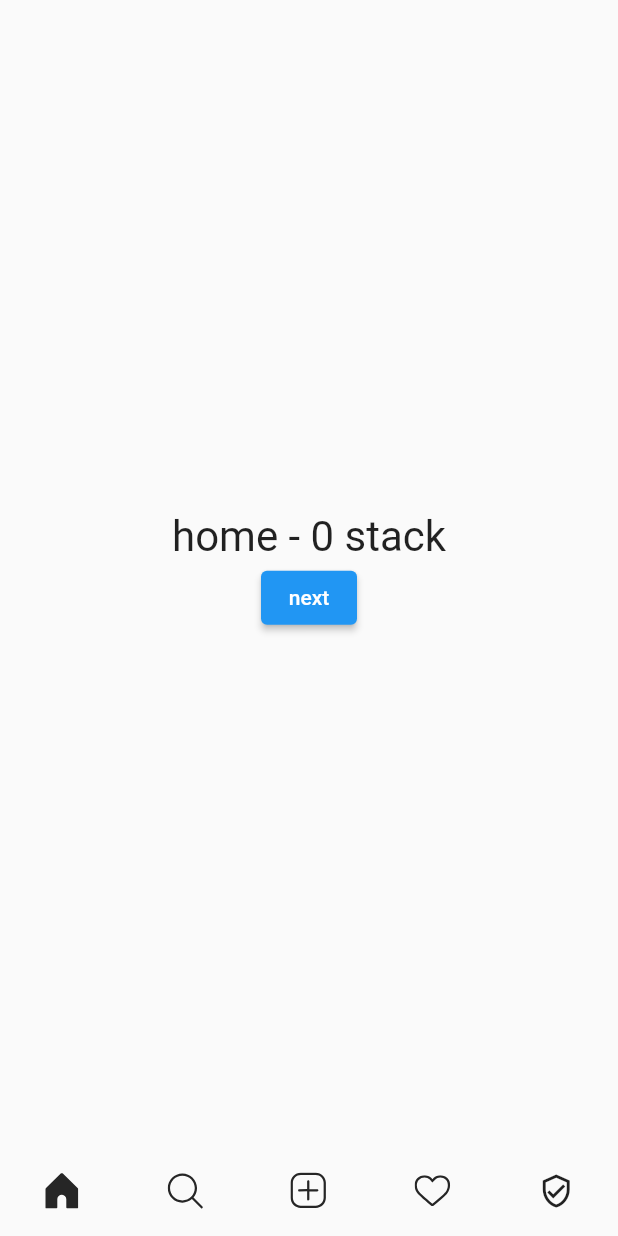
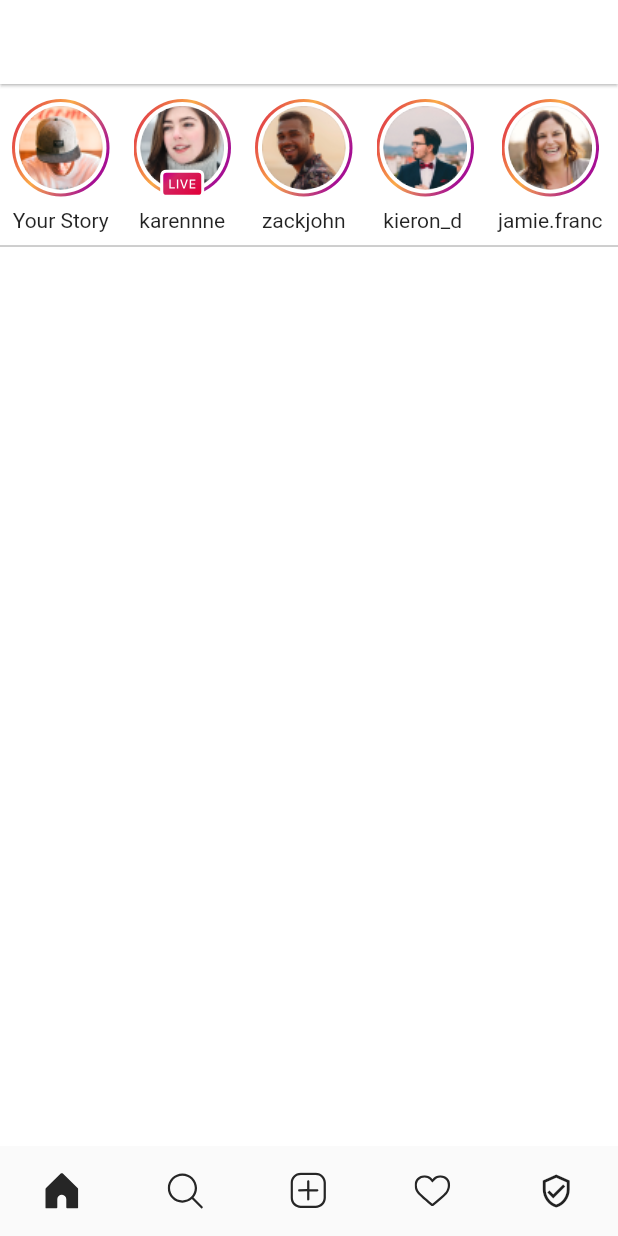
Before and after one commit to sasansafari/instagram_clone, a Flutter app: the screen it shows after launch, on a phone screen of 412 x 824 dp. Run offline on Flutter 3.47's test engine with Material 2 defaults, Android fonts, the phone set to English and light mode, and no system bars; our stand-ins replace flutter_svg.

Commit message:
Created:custom Story widget and home_screen story list , story_data

```diff
--- /dev/null
+++ b/lib/custom_widgets/story_list.dart
@@ -0,0 +1,211 @@
+import 'package:flutter/cupertino.dart';
+import 'package:flutter/material.dart';
+
+import '../gen/assets.gen.dart';
+import '../models/stories_data.dart';
+
+
+class StoryList extends StatelessWidget {
+  const StoryList({
+    Key? key,
+    required this.stories,
+  }) : super(key: key);
+
+  final List<StoryData> stories;
+
+  @override
+  Widget build(BuildContext context) {
+    return SizedBox(
+      width: MediaQuery.of(context).size.width,
+      height: 90, //90
+      child: ListView.builder(
+          physics: const BouncingScrollPhysics(),
+          scrollDirection: Axis.horizontal,
+          itemCount: stories.length,
+          itemBuilder: (context, index) {
+            final story = stories[index];
+            return Story(story: story);
+          }),
+    );
+  }
+}
+
+class Story extends StatelessWidget {
+  const Story({
+    Key? key,
+    required this.story,
+  }) : super(key: key);
+
+  final StoryData story;
+
+  @override
+  Widget build(BuildContext context) {
+    return Container(
+      margin: const EdgeInsets.fromLTRB(8, 0, 8, 0),
+      child: Column(
+        children: [
+          Stack(
+            children: [
+              story.isViewed
+                  ? ProfileStoryViewed(story: story)
+                  : ProfileStoryNotViewed(story: story),
+              // Image.asset(Assets.images.stories.live.path),
+              Positioned(
+                left: 0,
+                // top: 0,
+                right: 0,
+                bottom: -1, // -5
+                child: story.isLive
+                    ? Assets.icons.live.svg(height: 19, width: 29)
+                    : const SizedBox(),
+              ),
+            ],
+          ),
+          const SizedBox(
+            height: 8,
+          ),
+          Text(story.name),
+        ],
+      ),
+    );
+  }
+}
+
+class ProfileStoryNotViewed extends StatelessWidget {
+  const ProfileStoryNotViewed({
+    Key? key,
+    required this.story,
+  }) : super(key: key);
+
+  final StoryData story;
+
+  @override
+  Widget build(BuildContext context) {
+    return Container(
+      width: 65,
+      height: 65,
+      // margin: const EdgeInsets.fromLTRB(8, 0, 8, 0),
+      decoration: BoxDecoration(
+        borderRadius: BorderRadius.circular(1000),
+        gradient: const LinearGradient(
+          begin: Alignment.topLeft,
+          colors: [
+            Color(0xFFD91A46),
+            Color(0xFFFBAA47),
+            Color(0xFFA60F93),
+          ],
+        ),
+      ),
+      child: Container(
+        margin: const EdgeInsets.all(2),
+        decoration: BoxDecoration(
+          color: Colors.white,
+          borderRadius: BorderRadius.circular(1000),
+        ),
+        padding: const EdgeInsets.all(2.5),
+        child: ProfileImage(story: story),
+      ),
+    );
+  }
+}
+
+class ProfileStoryViewed extends StatelessWidget {
+  const ProfileStoryViewed({
+    Key? key,
+    required this.story,
+  }) : super(key: key);
+
+  final StoryData story;
+
+  @override
+  Widget build(BuildContext context) {
+    return Container(
+      width: 65,
+      height: 65,
+      // margin: const EdgeInsets.fromLTRB(8, 0, 8, 0),
+      decoration: BoxDecoration(
+        borderRadius: BorderRadius.circular(1000),
+        color: Colors.grey.shade300,
+        // const Color(0xFFDBDBDB),
+        // Colors.grey.shade400,
+      ),
+      child: Container(
+        margin: const EdgeInsets.all(1.5),
+        decoration: BoxDecoration(
+          color: Colors.white,
+          borderRadius: BorderRadius.circular(1000),
+        ),
+        padding: const EdgeInsets.all(2.5),
+        child: ProfileImage(story: story),
+      ),
+    );
+  }
+}
+
+class UserProfileBtmNavSelected extends StatelessWidget {
+  const UserProfileBtmNavSelected({
+    Key? key,
+    required this.story,
+  }) : super(key: key);
+
+  final StoryData story;
+
+  @override
+  Widget build(BuildContext context) {
+    return Container(
+      width: 27,
+      height: 27,
+      // margin: const EdgeInsets.fromLTRB(8, 0, 8, 0),
+      decoration: BoxDecoration(
+        borderRadius: BorderRadius.circular(1000),
+        color: Colors.black,
+      ),
+      child: Container(
+        margin: const EdgeInsets.all(2),
+        child: ProfileImage(story: story),
+      ),
+    );
+  }
+}
+
+class UserProfileBtmNavNotSelected extends StatelessWidget {
+  const UserProfileBtmNavNotSelected({
+    Key? key,
+    required this.story,
+  }) : super(key: key);
+
+  final StoryData story;
+
+  @override
+  Widget build(BuildContext context) {
+    return Container(
+      width: 27,
+      height: 27,
+      // margin: const EdgeInsets.fromLTRB(8, 0, 8, 0),
+      decoration: BoxDecoration(
+        borderRadius: BorderRadius.circular(1000),
+        color: Colors.transparent,
+      ),
+      child: Container(
+        margin: const EdgeInsets.all(2),
+        child: ProfileImage(story: story),
+      ),
+    );
+  }
+}
+
+class ProfileImage extends StatelessWidget {
+  const ProfileImage({
+    Key? key,
+    required this.story,
+  }) : super(key: key);
+
+  final StoryData story;
+
+  @override
+  Widget build(BuildContext context) {
+    return ClipRRect(
+        borderRadius: BorderRadius.circular(1000),
+        child: Image.asset(story.imageFileName));
+  }
+}
--- a/lib/main.dart
+++ b/lib/main.dart
@@ -18,6 +18,7 @@ class _MyAppState extends State<MyApp> {
   @override
   Widget build(BuildContext context) {
     return MaterialApp(
+      debugShowCheckedModeBanner: false,
       title: 'Watch Store',
       initialRoute:Screens.root,
       routes: routes,
--- /dev/null
+++ b/lib/models/stories_data.dart
@@ -0,0 +1,101 @@
+import '../gen/assets.gen.dart';
+
+class StoryData {
+  final int id;
+  final String name;
+  final String imageFileName;
+  final bool isViewed;
+  final bool isLive;
+
+  StoryData({
+    required this.id,
+    required this.name,
+    required this.imageFileName,
+    required this.isViewed,
+    required this.isLive,
+  });
+}
+
+class StoriesDatabase {
+  static List<StoryData> get stories {
+    return [
+      StoryData(
+        id: 1001,
+        name: 'Your Story',
+        imageFileName: Assets.images.stories.stories1.path,
+        isViewed: false,
+        isLive: false,
+      ),
+      StoryData(
+        id: 1002,
+        name: 'karennne',
+        imageFileName: Assets.images.stories.stories10.path,
+        isViewed: false,
+        isLive: true,
+      ),
+      StoryData(
+        id: 1003,
+        name: 'zackjohn',
+        imageFileName: Assets.images.stories.stories2.path,
+        isViewed: false,
+        isLive: false,
+      ),
+      StoryData(
+        id: 1004,
+        name: 'kieron_d ',
+        imageFileName: Assets.images.stories.stories9.path,
+        isViewed: false,
+        isLive: false,
+      ),
+      StoryData(
+        id: 1005,
+        name: 'jamie.franc',
+        imageFileName: Assets.images.stories.stories4.path,
+        isViewed: false,
+        isLive: false,
+      ),
+      StoryData(
+        id: 1006,
+        name: 'maxjacob',
+        imageFileName: Assets.images.stories.stories5.path,
+        isViewed: false,
+        isLive: false,
+      ),
+      StoryData(
+        id: 1007,
+        name: 'andrewww_',
+        imageFileName: Assets.images.stories.stories6.path,
+        isViewed: false,
+        isLive: false,
+      ),
+      StoryData(
+        id: 1008,
+        name: 'mersad.dev',
+        imageFileName: Assets.images.stories.stories0.path,
+        isViewed: false,
+        isLive: false,
+      ),
+      StoryData(
+        id: 1009,
+        name: 'joshua_l',
+        imageFileName: Assets.images.stories.stories8.path,
+        isViewed: false,
+        isLive: false,
+      ),
+      StoryData(
+        id: 1010,
+        name: 'm_humph',
+        imageFileName: Assets.images.stories.stories3.path,
+        isViewed: true,
+        isLive: false,
+      ),
+      StoryData(
+        id: 1011,
+        name: 'martini',
+        imageFileName: Assets.images.stories.stories7.path,
+        isViewed: true,
+        isLive: false,
+      ),
+    ];
+  }
+}
--- a/lib/screens/mainscreen/home_screen.dart
+++ b/lib/screens/mainscreen/home_screen.dart
@@ -5,24 +5,63 @@ import 'package:flutter/src/widgets/container.dart';
 import 'package:flutter/src/widgets/framework.dart';
 import 'package:tec/route/names.dart';
 import 'package:tec/screens/mainscreen/post_screen.dart';
+import '../../custom_widgets/Story_list.dart';
+import '../../gen/assets.gen.dart';
+import '../../models/stories_data.dart';
 
 class HomeScreen extends StatelessWidget {
   const HomeScreen({Key? key}) : super(key: key);
 
   @override
   Widget build(BuildContext context) {
+    final stories = StoriesDatabase.stories;
     return SafeArea(
-        child: Scaffold(
-      body: Center(
-        child: Column(
-          mainAxisAlignment: MainAxisAlignment.center,
-          children: [
-            Text("home - 0 stack",style: TextStyle( fontSize: 28),),
+      child: Scaffold(
+        backgroundColor: Colors.white,
+        appBar: AppBar(
+          elevation: 0.8,
 
-            ElevatedButton(onPressed: ()=>Navigator.push(context, MaterialPageRoute(builder: (context) => const PostScreen())), child: Text("next"))
-          ],
+          backgroundColor: Colors.white,
+        ),
+        body: SingleChildScrollView(
+          child: Column(
+            children: [
+              const SizedBox(
+                height: 10,
+              ),
+              StoryList(stories: stories),
+              const Divider(
+                color: Colors.black38,
+              ),
+
+
+            ],
+          ),
         ),
       ),
-    ));
+    );
   }
 }
+
+
+
+// class HomeScreen extends StatelessWidget {
+//   const HomeScreen({Key? key}) : super(key: key);
+
+//   @override
+//   Widget build(BuildContext context) {
+//     return SafeArea(
+//         child: Scaffold(
+//       body: Center(
+//         child: Column(
+//           mainAxisAlignment: MainAxisAlignment.center,
+//           children: [
+//             Text("home - 0 stack",style: TextStyle( fontSize: 28),),
+
+//             ElevatedButton(onPressed: ()=>Navigator.push(context, MaterialPageRoute(builder: (context) => const PostScreen())), child: Text("next"))
+//           ],
+//         ),
+//       ),
+//     ));
+//   }
+// }
--- a/pubspec.yaml
+++ b/pubspec.yaml
@@ -33,13 +33,15 @@ dependencies:
     sdk: flutter
   flutter_spinkit: ^5.1.0
   cupertino_icons: ^1.0.2
-  flutter_svg: ^1.0.3
+  flutter_svg: ^2.0.5
 
 
 dev_dependencies:
   flutter_test:
     sdk: flutter
   flutter_lints: ^1.0.0
+  build_runner:
+  flutter_gen_runner:
 
 
 
@@ -51,6 +53,7 @@ flutter:
   uses-material-design: true
   assets:
     - assets/icons/
+    - assets/images/stories/
 
 
   fonts:
```
Also changed, not shown: lib/gen/assets.gen.dart (+92 -2 lines), assets/icons/Live.svg (added), assets/images/stories/Live.png (added), assets/images/stories/stories0.png (added), assets/images/stories/stories1.png (added), assets/images/stories/stories10.png (added), assets/images/stories/stories2.png (added), assets/images/stories/stories3.png (added), assets/images/stories/stories4.png (added), assets/images/stories/stories5.png (added), assets/images/stories/stories6.png (added), assets/images/stories/stories7.png (added), assets/images/stories/stories8.png (added), assets/images/stories/stories9.png (added), 1 more files, 1 other file.
